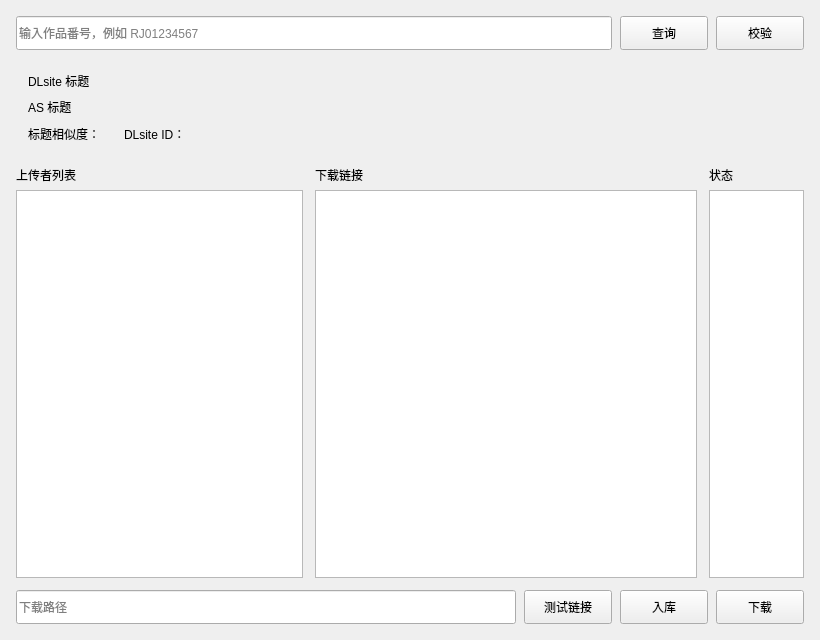
First picture: the form in src/QTui/ui_file/select.ui, repository henntaidesu/DLsite_Anime-sharing_download, before the edit.
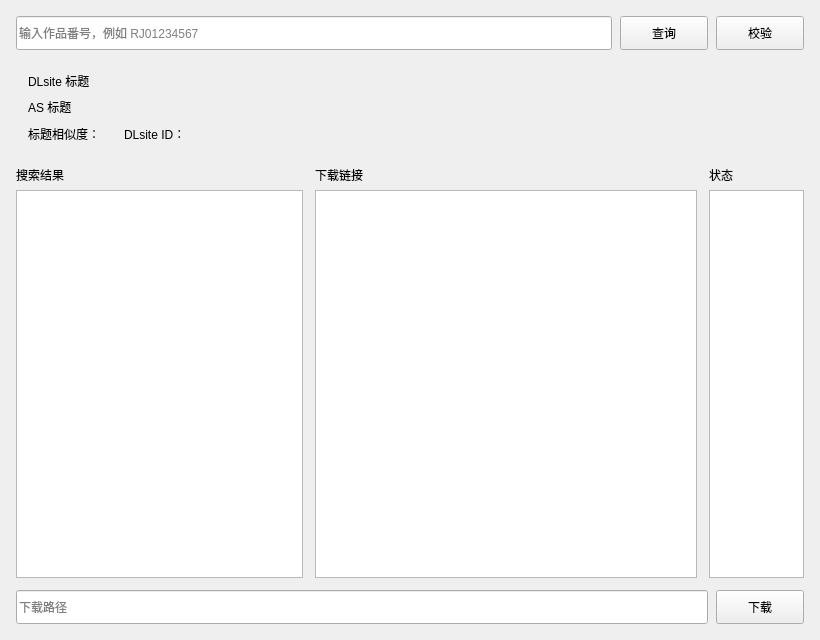
Second picture: the form after the edit.

```diff
--- a/src/QTui/ui_file/select.ui
+++ b/src/QTui/ui_file/select.ui
@@ -213,7 +213,7 @@
         <item>
          <widget class="QLabel" name="groupListCaption">
           <property name="text">
-           <string>上传者列表</string>
+           <string>搜索结果</string>
           </property>
           <property name="class" stdset="0">
            <string>caption</string>
@@ -285,32 +285,6 @@
         </property>
        </widget>
       </item>
-      <item>
-       <widget class="QPushButton" name="test_down_url_button">
-        <property name="minimumSize">
-         <size>
-          <width>88</width>
-          <height>34</height>
-         </size>
-        </property>
-        <property name="text">
-         <string>测试链接</string>
-        </property>
-       </widget>
-      </item>
-      <item>
-       <widget class="QPushButton" name="confirm_in_db">
-        <property name="minimumSize">
-         <size>
-          <width>88</width>
-          <height>34</height>
-         </size>
-        </property>
-        <property name="text">
-         <string>入库</string>
-        </property>
-       </widget>
-      </item>
       <item>
        <widget class="QPushButton" name="download_button">
         <property name="minimumSize">
```
Left out of the diff: 14 changed lines with no effect on the pictures.
